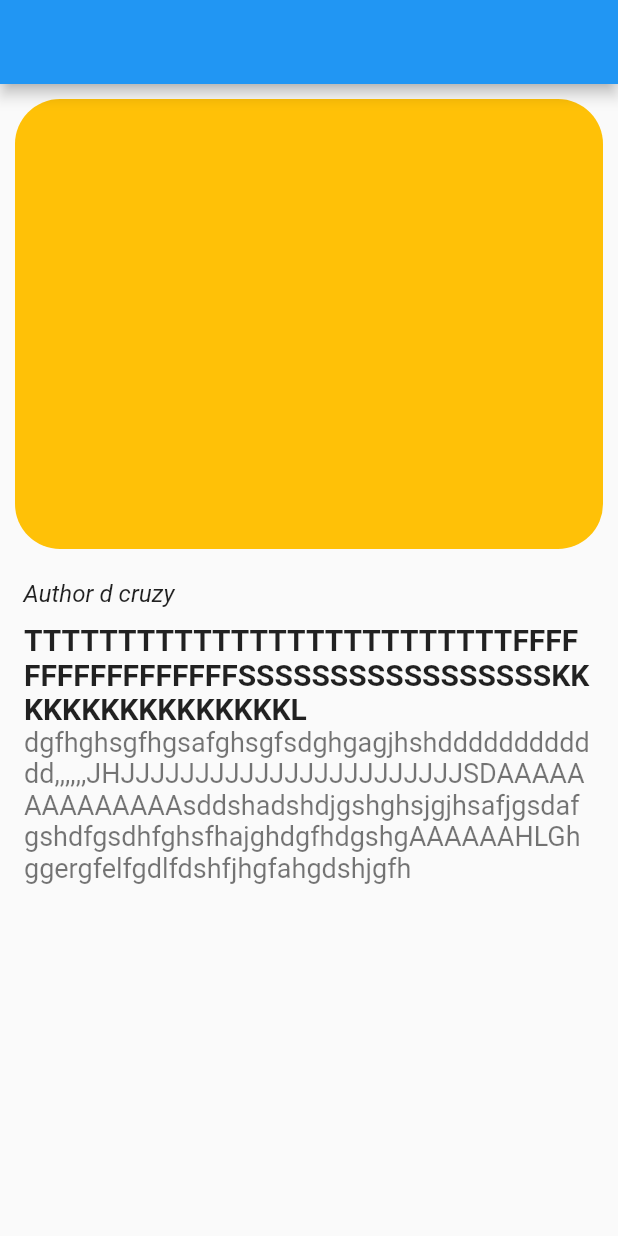
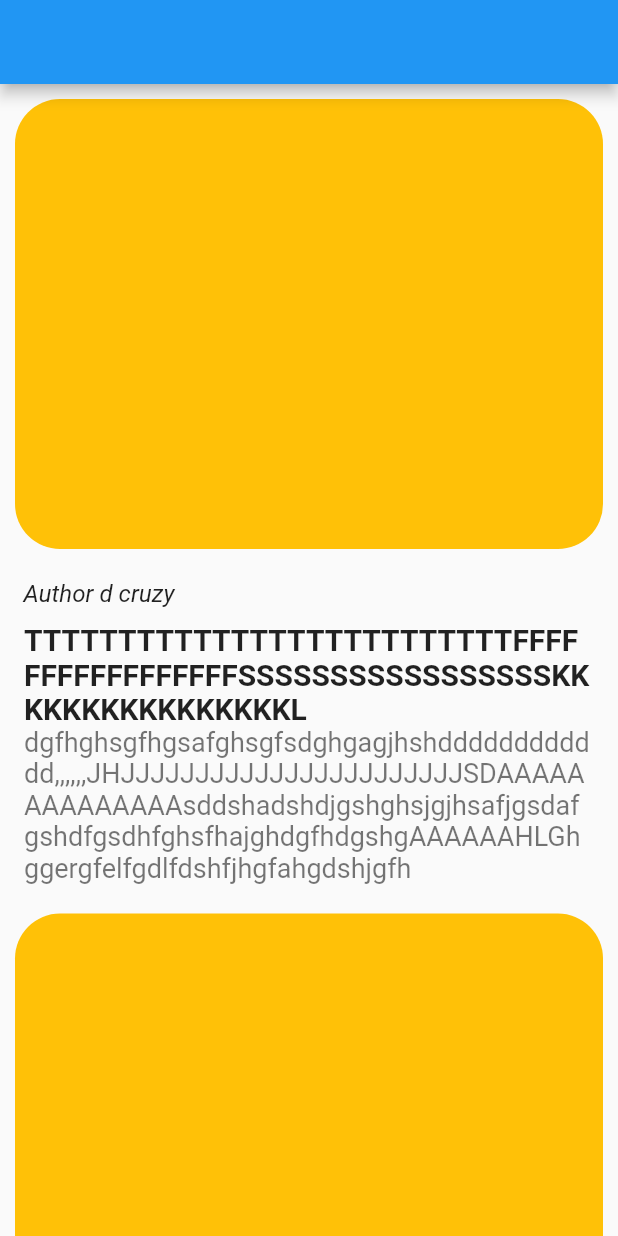
Before and after one commit to Nived-Manoj/News-App, a Flutter app: the screen it shows after launch, on a phone screen of 412 x 824 dp. Run offline on Flutter 3.47's test engine with Material 2 defaults, Android fonts, the phone set to English and light mode, and no system bars.

Commit message:
initial commit

```diff
--- a/lib/view/home_screen.dart
+++ b/lib/view/home_screen.dart
@@ -7,14 +7,16 @@ class HomeScreen extends StatelessWidget {
   Widget build(BuildContext context) {
     return Scaffold(
         appBar: AppBar(),
-      body: Column(
+        body: ListView.builder(
+          itemBuilder: (context, index) => Column(
             children: [
               Padding(
                 padding: const EdgeInsets.all(10.0),
                 child: Container(
                   height: 300,
                   decoration: BoxDecoration(
-                  color: Colors.amber, borderRadius: BorderRadius.circular(30)),
+                      color: Colors.amber,
+                      borderRadius: BorderRadius.circular(30)),
                 ),
               ),
               SizedBox(
@@ -45,6 +47,6 @@ class HomeScreen extends StatelessWidget {
               )
             ],
           ),
-    );
+        ));
   }
 }
```
Lines whose indentation alone changed are shown as unchanged.
